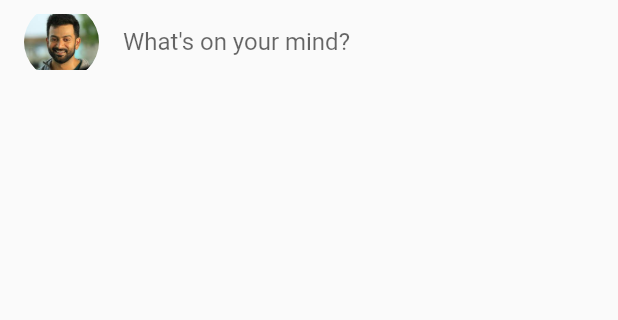
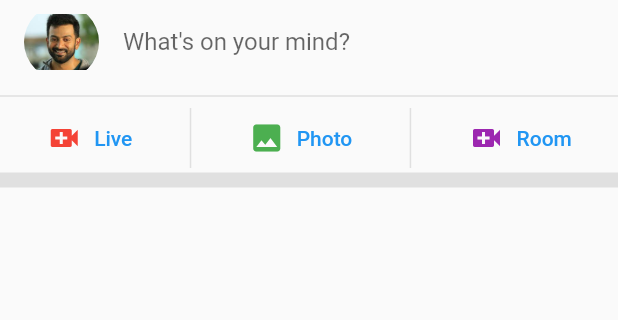
Before and after one commit to afna34/facebook-clone, a Flutter app: the screen it shows after launch, on a phone screen of 412 x 824 dp, the part 84-404 px from its top. Run offline on Flutter 3.47's test engine with Material 2 defaults, Android fonts, the phone set to English and light mode, and no system bars.

Commit message:
Header button section added

```diff
--- a/lib/home.dart
+++ b/lib/home.dart
@@ -1,3 +1,4 @@
+import 'package:facebook/sections/headerButtonSection.dart';
 import 'package:facebook/widgets/appBarButton.dart';
 import 'package:flutter/material.dart';
 import 'package:facebook/sections/statusSection.dart';
@@ -36,6 +37,15 @@ class Home extends StatelessWidget {
         body: ListView(
           children: [
             StatusSection(),
+            Divider(
+              thickness: 1,
+              color: Colors.grey[300],
+            ),
+            HeaderButtonSection(),
+            Divider(
+              thickness: 10,
+              color: Colors.grey[300],
+            )
           ],
         ),
       ),
--- /dev/null
+++ b/lib/sections/headerButtonSection.dart
@@ -0,0 +1,62 @@
+import 'package:flutter/material.dart';
+
+class HeaderButtonSection extends StatelessWidget {
+  Widget headerButton({
+    required String buttonText,
+    required IconData buttonIcon,
+    required void Function() buttonAction,
+    required Color buttonColor,
+  }) {
+    return TextButton.icon(
+      label: Text(buttonText),
+      onPressed: buttonAction,
+      icon: Icon(
+        buttonIcon,
+        color: buttonColor,
+      ),
+    );
+  }
+
+  const HeaderButtonSection({super.key});
+
+  @override
+  Widget build(BuildContext context) {
+    return Container(
+      height: 40,
+      child: Row(mainAxisAlignment: MainAxisAlignment.spaceEvenly, children: [
+        headerButton(
+          buttonText: "Live",
+          buttonAction: () {
+            print('Go live');
+          },
+          buttonColor: Colors.red,
+          buttonIcon: Icons.video_call,
+        ),
+        VerticalDivider(
+          thickness: 1,
+          color: Colors.grey[300],
+        ),
+        headerButton(
+          buttonText: "Photo",
+          buttonAction: () {
+            print('open photos');
+          },
+          buttonColor: Colors.green,
+          buttonIcon: Icons.photo,
+        ),
+        VerticalDivider(
+          thickness: 1,
+          color: Colors.grey[300],
+        ),
+        headerButton(
+          buttonText: "Room",
+          buttonAction: () {
+            print('create a room');
+          },
+          buttonColor: Colors.purple,
+          buttonIcon: Icons.video_call,
+        ),
+      ]),
+    );
+  }
+}
```
